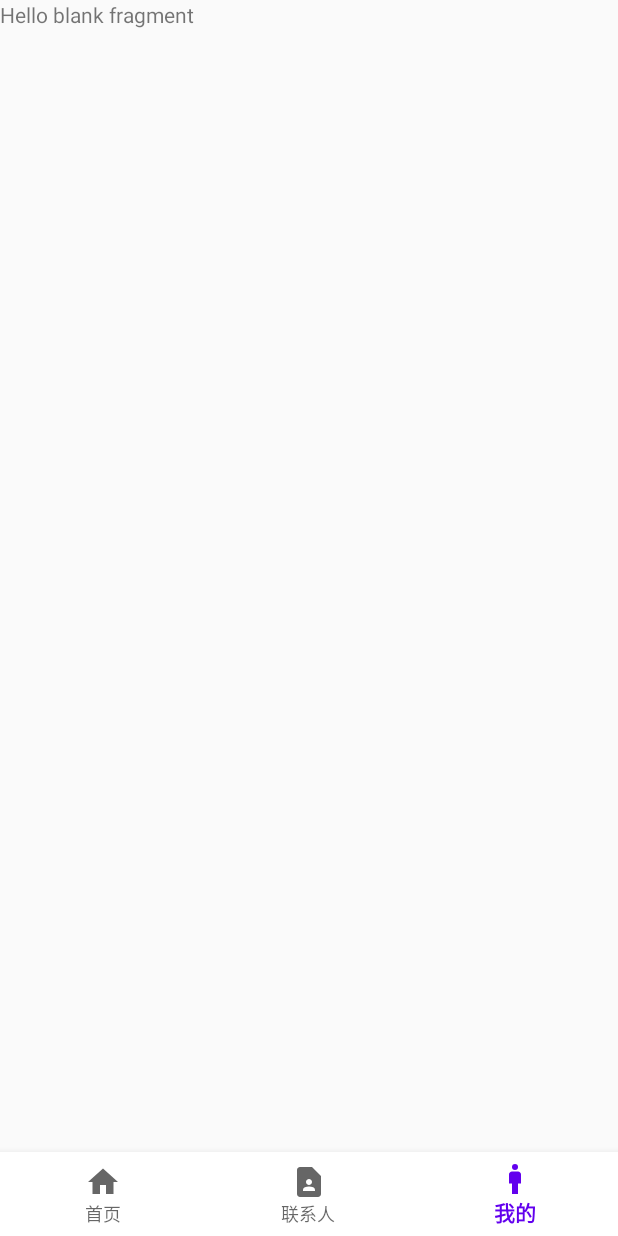
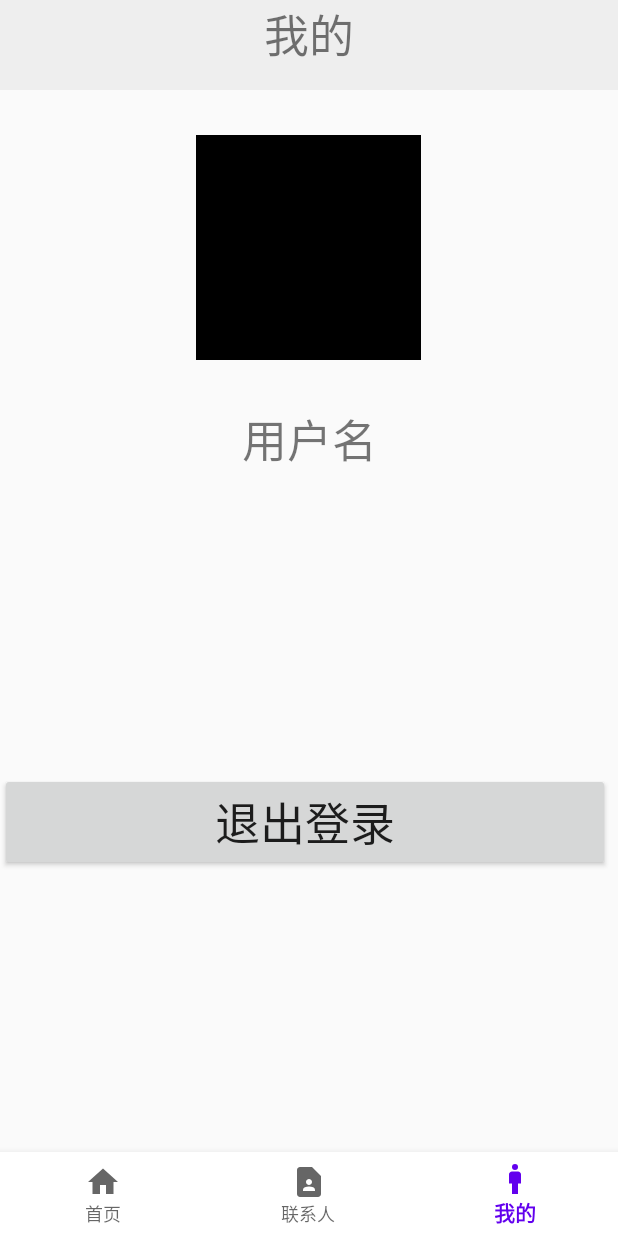
Before and after one commit to yxx100/chatapp, an Android app: the VPFragmentBottomNavActivity screen opened directly, with no data from a screen before it, item 3 of the bottom bar chosen, on a phone screen of 412 x 824 dp. Run offline under Robolectric (Android 15) with nearby library versions, the phone set to English and light mode, and no system bars; libraries missing offline, so code that uses them is left out: cn.bmob.v3, com.hyphenate, com.hyphenate.chat; 10 statements that could not run were skipped.

Commit message:
feat:添加“我的”页面

```diff
--- a/app/src/main/java/com/example/chatapp/Activity/VPFragmentBottomNavActivity.java
+++ b/app/src/main/java/com/example/chatapp/Activity/VPFragmentBottomNavActivity.java
@@ -3,6 +3,7 @@ package com.example.chatapp.Activity;
 import android.os.Bundle;
 import android.view.MenuItem;
 import android.view.View;
+import android.widget.TextView;
 import android.widget.Toast;
 
 import androidx.activity.EdgeToEdge;
@@ -19,6 +20,7 @@ import com.example.chatapp.Fragment.ContactFragment;
 import com.example.chatapp.Fragment.MessageFragment;
 import com.example.chatapp.Fragment.MineFragment;
 import com.example.chatapp.R;
+import com.google.android.material.badge.BadgeDrawable;
 import com.google.android.material.bottomnavigation.BottomNavigationView;
 
 import java.util.ArrayList;
@@ -30,6 +32,7 @@ public class VPFragmentBottomNavActivity extends AppCompatActivity {
     private BottomNavigationView mBottomNavigationView;
     private MyFragmentStateVPAdapter mStateVPAdapter;
     private List<Fragment> mFragmentList;
+    private TextView mTextView;
     @Override
     protected void onCreate(Bundle savedInstanceState) {
         super.onCreate(savedInstanceState);
@@ -37,7 +40,7 @@ public class VPFragmentBottomNavActivity extends AppCompatActivity {
         setContentView(R.layout.activity_vpfragment_botoom_nav);
         mViewPager= findViewById(R.id.vp);
         mBottomNavigationView=findViewById(R.id.bottom_menu);
-
+        mTextView=findViewById(R.id.text_main);
         initData();
         mStateVPAdapter =new MyFragmentStateVPAdapter(getSupportFragmentManager(),mFragmentList);
 
@@ -67,17 +70,21 @@ public class VPFragmentBottomNavActivity extends AppCompatActivity {
             @Override
             public boolean onNavigationItemSelected(@NonNull MenuItem menuItem) {
                 if (menuItem.getItemId()==R.id.menu_home)
-                    mViewPager.setCurrentItem(0);
+                {  mViewPager.setCurrentItem(0);
+                mTextView.setText("消息");}
                 else if (menuItem.getItemId()==R.id.menu_connect)
-                    mViewPager.setCurrentItem(1);
+                { mViewPager.setCurrentItem(1);mTextView.setText("联系人");}
                 else if (menuItem.getItemId()==R.id.menu_mine)
-                    mViewPager.setCurrentItem(2);
+                {mViewPager.setCurrentItem(2);mTextView.setText("我的");}
 
 
 
                 return true;
             }
         });
+
+
+
     }
 
 
@@ -90,6 +97,7 @@ public class VPFragmentBottomNavActivity extends AppCompatActivity {
                 mBottomNavigationView.setSelectedItemId(R.id.menu_connect);
                 break;
             case 2:
+                mBottomNavigationView.removeBadge(R.id.menu_home);
                 mBottomNavigationView.setSelectedItemId(R.id.menu_mine);
                 break;
             default:
--- a/app/src/main/res/layout/activity_vpfragment_botoom_nav.xml
+++ b/app/src/main/res/layout/activity_vpfragment_botoom_nav.xml
@@ -7,6 +7,29 @@
     android:layout_height="match_parent"
     android:orientation="vertical"
     tools:context=".Activity.VPFragmentBottomNavActivity">
+
+    <LinearLayout
+        android:background="@color/gray"
+        android:layout_width="match_parent"
+        android:layout_height="60dp"
+        android:gravity="center"
+        >
+
+        <TextView
+            android:id="@+id/text_main"
+            android:layout_width="wrap_content"
+            android:layout_height="wrap_content"
+            android:layout_gravity="center_horizontal"
+            android:text="消息"
+            android:textSize="30dp" />
+
+
+
+
+
+
+
+    </LinearLayout>
 
     <androidx.viewpager.widget.ViewPager
         android:layout_width="match_parent"
--- a/app/src/main/res/layout/fragment_mine.xml
+++ b/app/src/main/res/layout/fragment_mine.xml
@@ -1,14 +1,37 @@
 <?xml version="1.0" encoding="utf-8"?>
-<FrameLayout xmlns:android="http://schemas.android.com/apk/res/android"
+<LinearLayout xmlns:android="http://schemas.android.com/apk/res/android"
     xmlns:tools="http://schemas.android.com/tools"
     android:layout_width="match_parent"
+    android:orientation="vertical"
     android:layout_height="match_parent"
     tools:context=".Fragment.MineFragment">
 
-    <!-- TODO: Update blank fragment layout -->
+
+    <ImageView
+        android:id="@+id/iv_touxiang"
+        android:layout_width="150dp"
+        android:layout_height="150dp"
+        android:src="@color/black"
+        android:layout_gravity="center"
+        android:layout_margin="30dp"
+        />
     <TextView
+        android:id="@+id/tv_yonghu"
         android:layout_width="match_parent"
-        android:layout_height="match_parent"
-        android:text="@string/hello_blank_fragment" />
+        android:layout_height="wrap_content"
+        android:text="用户名"
+        android:gravity="center"
+        android:textSize="30dp"
+        />
+    <Button
+        android:id="@+id/buttonlogout"
+        android:text="退出登录"
+        android:textSize="30dp"
+        android:layout_width="match_parent"
+        android:layout_height="wrap_content"
+        android:layout_marginEnd="5dp"
+        android:layout_marginTop="200dp"/>
 
-</FrameLayout>
+
+
+</LinearLayout>
--- a/app/src/main/res/values/colors.xml
+++ b/app/src/main/res/values/colors.xml
@@ -10,5 +10,6 @@
     <color name="color_btn">#00FFFF</color>
     <color name="red">#F82424</color>
     <color name="blue">#FF5A5DD0</color>
+    <color name="gray">#45CCCCCC</color>
 
 </resources>
```
Also changed, not shown: app/src/main/java/com/example/chatapp/Fragment/MineFragment.java (+44 -1 lines).
